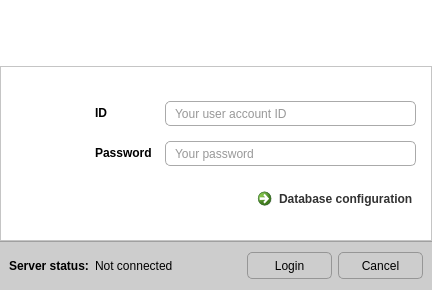
First picture: the form in logindialog.ui, repository NCNM/PMS_01, before the edit.
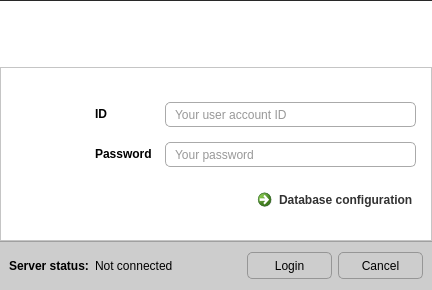
Second picture: the form after the edit. Icons and pictures are not drawn.

```diff
--- a/logindialog.ui
+++ b/logindialog.ui
@@ -90,6 +90,34 @@
       <property name="bottomMargin">
        <number>0</number>
       </property>
+      <item>
+       <widget class="Line" name="line_3">
+        <property name="minimumSize">
+         <size>
+          <width>0</width>
+          <height>1</height>
+         </size>
+        </property>
+        <property name="maximumSize">
+         <size>
+          <width>16777215</width>
+          <height>1</height>
+         </size>
+        </property>
+        <property name="styleSheet">
+         <string notr="true">color: rgb(40, 40, 40);</string>
+        </property>
+        <property name="frameShadow">
+         <enum>QFrame::Plain</enum>
+        </property>
+        <property name="lineWidth">
+         <number>0</number>
+        </property>
+        <property name="orientation">
+         <enum>Qt::Horizontal</enum>
+        </property>
+       </widget>
+      </item>
       <item>
        <widget class="QFrame" name="header">
         <property name="minimumSize">
```
Left out of the diff: 32 changed lines with no effect on the pictures.
